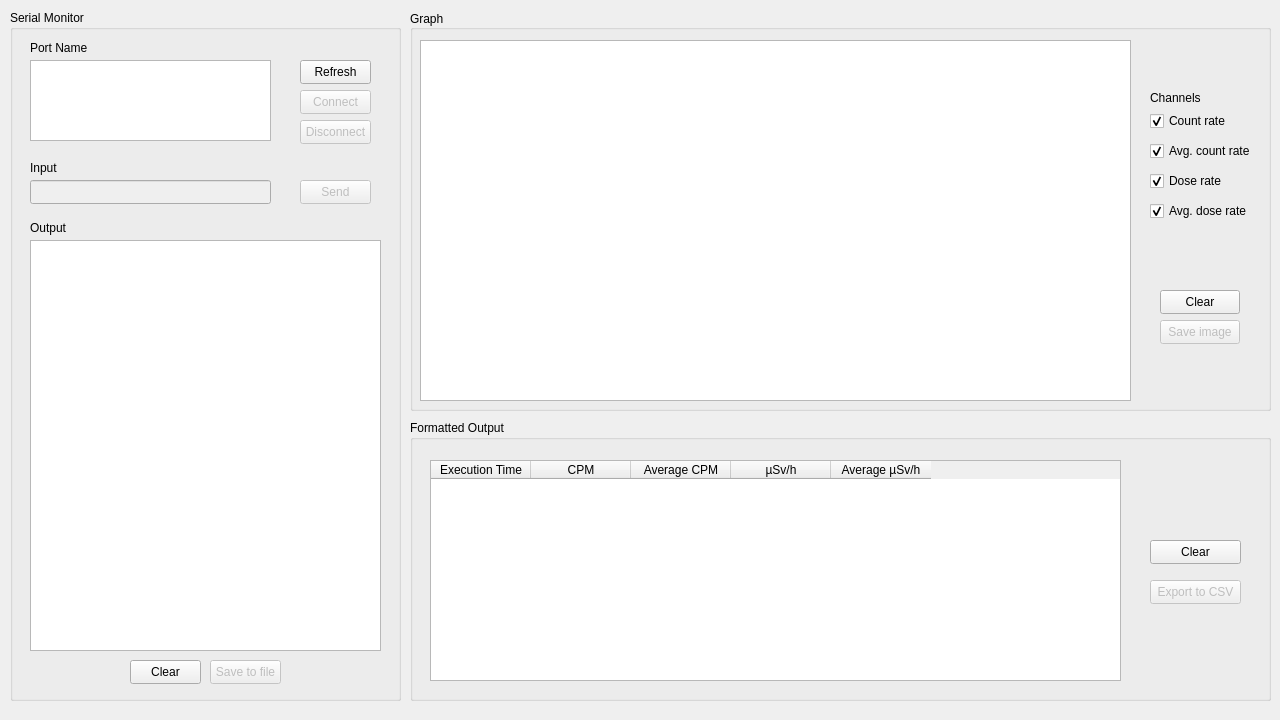
The window that mainwindow.ui (Oppenjaimer/serial-geiger-counter-qt) describes before a commit, drawn with Qt 5.
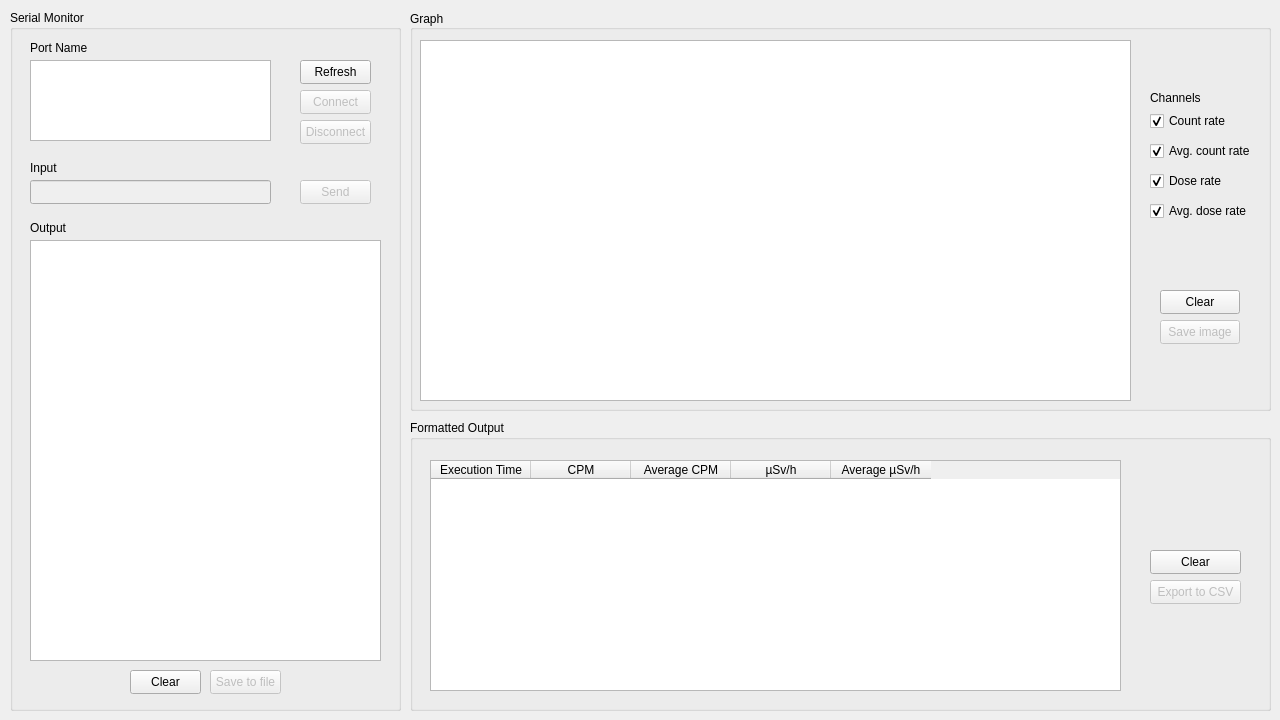
The same window after the commit. Custom widgets are drawn as their Qt base class.

Commit message: Set fixed window size

What changed in the file:
```diff
--- a/mainwindow.ui
+++ b/mainwindow.ui
@@ -10,6 +10,24 @@
     <height>720</height>
    </rect>
   </property>
+  <property name="sizePolicy">
+   <sizepolicy hsizetype="Fixed" vsizetype="Fixed">
+    <horstretch>0</horstretch>
+    <verstretch>0</verstretch>
+   </sizepolicy>
+  </property>
+  <property name="minimumSize">
+   <size>
+    <width>1280</width>
+    <height>720</height>
+   </size>
+  </property>
+  <property name="maximumSize">
+   <size>
+    <width>1280</width>
+    <height>720</height>
+   </size>
+  </property>
   <property name="windowTitle">
    <string>MainWindow</string>
   </property>
@@ -26,7 +44,7 @@
       <x>10</x>
       <y>10</y>
       <width>391</width>
-      <height>691</height>
+      <height>701</height>
      </rect>
     </property>
     <property name="title">
@@ -170,7 +188,7 @@
      <property name="geometry">
       <rect>
        <x>120</x>
-       <y>650</y>
+       <y>660</y>
        <width>71</width>
        <height>24</height>
       </rect>
@@ -191,7 +209,7 @@
        <x>20</x>
        <y>230</y>
        <width>351</width>
-       <height>411</height>
+       <height>421</height>
       </rect>
      </property>
      <property name="cursor" stdset="0">
@@ -231,7 +249,7 @@
      <property name="geometry">
       <rect>
        <x>200</x>
-       <y>650</y>
+       <y>660</y>
        <width>71</width>
        <height>24</height>
       </rect>
@@ -406,7 +424,7 @@
       <x>410</x>
       <y>420</y>
       <width>861</width>
-      <height>281</height>
+      <height>291</height>
      </rect>
     </property>
     <property name="title">
@@ -418,7 +436,7 @@
        <x>20</x>
        <y>40</y>
        <width>691</width>
-       <height>221</height>
+       <height>231</height>
       </rect>
      </property>
      <property name="alternatingRowColors">
@@ -460,7 +478,7 @@
      <property name="geometry">
       <rect>
        <x>740</x>
-       <y>120</y>
+       <y>130</y>
        <width>91</width>
        <height>24</height>
       </rect>
```
The commit also changes 1 other file.
